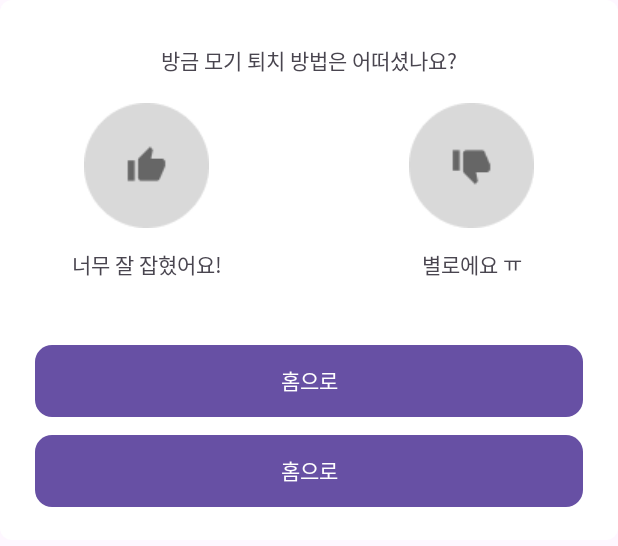
After one commit to SOPT32-SOPKATHON/sopkathon-android, an Android app: the layout dialog_vote.xml on its own in the app's theme, with its tools: preview values and no code run, on a phone screen of 412 x 824 dp. The commit adds this screen. Shown: the top 546 px of the screen. Run offline under Robolectric (Android 15) with nearby library versions, the phone set to English and light mode, and no system bars.

Commit message:
feat: 투표 다이얼로그 ui

```diff
--- /dev/null
+++ b/app/src/main/res/drawable/rectangle_vote_radius_11.xml
@@ -0,0 +1,6 @@
+<?xml version="1.0" encoding="utf-8"?>
+<shape xmlns:android="http://schemas.android.com/apk/res/android"
+    android:shape="rectangle">
+    <corners android:radius="11dp" />
+    <solid android:color="@color/white" />
+</shape>
--- /dev/null
+++ b/app/src/main/res/drawable/rectangle_vote_radius_8.xml
@@ -0,0 +1,6 @@
+<?xml version="1.0" encoding="utf-8"?>
+<shape xmlns:android="http://schemas.android.com/apk/res/android"
+    android:shape="rectangle">
+    <corners android:radius="8dp" />
+    <solid android:color="@color/white" />
+</shape>
--- /dev/null
+++ b/app/src/main/res/layout/dialog_vote.xml
@@ -0,0 +1,88 @@
+<?xml version="1.0" encoding="utf-8"?>
+<androidx.constraintlayout.widget.ConstraintLayout xmlns:android="http://schemas.android.com/apk/res/android"
+    xmlns:app="http://schemas.android.com/apk/res-auto"
+    android:layout_width="match_parent"
+    android:layout_height="wrap_content"
+    android:background="@drawable/rectangle_vote_radius_8">
+
+
+    <TextView
+        android:id="@+id/tv_vote_title"
+        android:layout_width="wrap_content"
+        android:layout_height="wrap_content"
+        android:layout_marginTop="30dp"
+        android:text="@string/tv_vote_title"
+        app:layout_constraintEnd_toEndOf="parent"
+        app:layout_constraintStart_toStartOf="parent"
+        app:layout_constraintTop_toTopOf="parent" />
+
+
+    <ImageView
+        android:id="@+id/iv_vote_good"
+        android:layout_width="wrap_content"
+        android:layout_height="wrap_content"
+        android:layout_marginStart="56dp"
+        android:layout_marginTop="18dp"
+        android:src="@drawable/img_good"
+        app:layout_constraintStart_toStartOf="parent"
+        app:layout_constraintTop_toBottomOf="@id/tv_vote_title" />
+
+    <ImageView
+        android:id="@+id/iv_vote_bad"
+        android:layout_width="wrap_content"
+        android:layout_height="wrap_content"
+        android:layout_marginTop="18dp"
+        android:layout_marginEnd="56dp"
+        android:src="@drawable/img_bad"
+        app:layout_constraintEnd_toEndOf="parent"
+        app:layout_constraintTop_toBottomOf="@id/tv_vote_title" />
+
+
+    <TextView
+        android:id="@+id/tv_vote_good"
+        android:layout_width="wrap_content"
+        android:layout_height="wrap_content"
+        android:layout_marginTop="14dp"
+        android:text="@string/tv_vote_good_comment"
+        app:layout_constraintEnd_toEndOf="@id/iv_vote_good"
+        app:layout_constraintStart_toStartOf="@id/iv_vote_good"
+        app:layout_constraintTop_toBottomOf="@id/iv_vote_good" />
+
+    <TextView
+        android:id="@+id/tv_vote_bad"
+        android:layout_width="wrap_content"
+        android:layout_height="wrap_content"
+        android:layout_marginTop="14dp"
+        android:text="@string/tv_vote_bad_comment"
+        app:layout_constraintEnd_toEndOf="@id/iv_vote_bad"
+        app:layout_constraintStart_toStartOf="@id/iv_vote_bad"
+        app:layout_constraintTop_toBottomOf="@id/iv_vote_bad" />
+
+    <Button
+        android:id="@+id/btn_vote_to_home"
+        android:layout_width="match_parent"
+        android:layout_height="wrap_content"
+        android:layout_marginHorizontal="23dp"
+        android:layout_marginTop="43dp"
+        android:background="@drawable/rectangle_vote_radius_11"
+        android:text="@string/btn_vote_to_home"
+        app:layout_constraintEnd_toEndOf="parent"
+        app:layout_constraintStart_toStartOf="parent"
+        app:layout_constraintTop_toBottomOf="@id/tv_vote_good" />
+
+    <Button
+        android:id="@+id/btn_vote_to_ranking"
+        android:layout_width="match_parent"
+        android:layout_height="wrap_content"
+        android:layout_marginHorizontal="23dp"
+        android:layout_marginTop="12dp"
+        android:layout_marginBottom="22dp"
+        android:background="@drawable/rectangle_vote_radius_11"
+        android:text="@string/btn_vote_to_home"
+        app:layout_constraintBottom_toBottomOf="parent"
+        app:layout_constraintEnd_toEndOf="parent"
+        app:layout_constraintStart_toStartOf="parent"
+        app:layout_constraintTop_toBottomOf="@id/btn_vote_to_home" />
+
+
+</androidx.constraintlayout.widget.ConstraintLayout>
--- a/app/src/main/res/values/strings.xml
+++ b/app/src/main/res/values/strings.xml
@@ -11,5 +11,10 @@
     <string name="temp4">temp</string>
     <!-- 평가 뷰 -->
     <string name="temp5">temp</string>
+    <string name="tv_vote_title">방금 모기 퇴치 방법은 어떠셨나요?</string>
+    <string name="tv_vote_good_comment">너무 잘 잡혔어요!</string>
+    <string name="tv_vote_bad_comment">별로에요 ㅠ</string>
+    <string name="btn_vote_to_home">홈으로</string>
+    <string name="btn_vote_to_ranking">랭킹 보기</string>
 
 </resources>
```
Also changed, not shown: app/src/main/res/drawable/img_bad.png (added), app/src/main/res/drawable/img_good.png (added).
